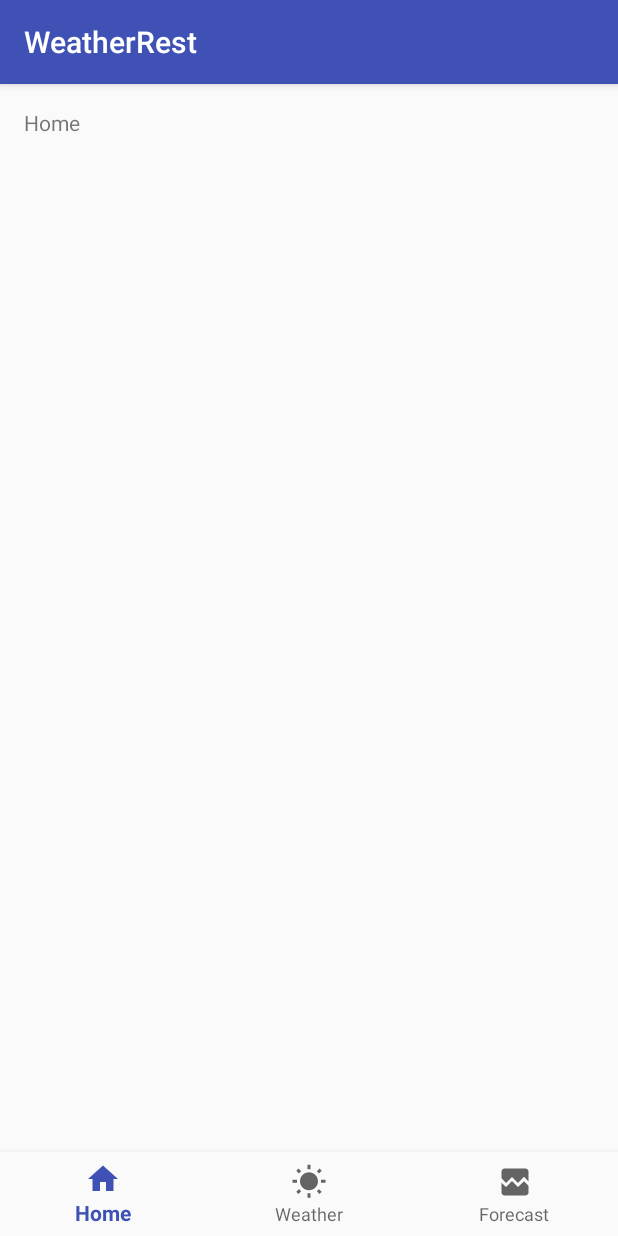
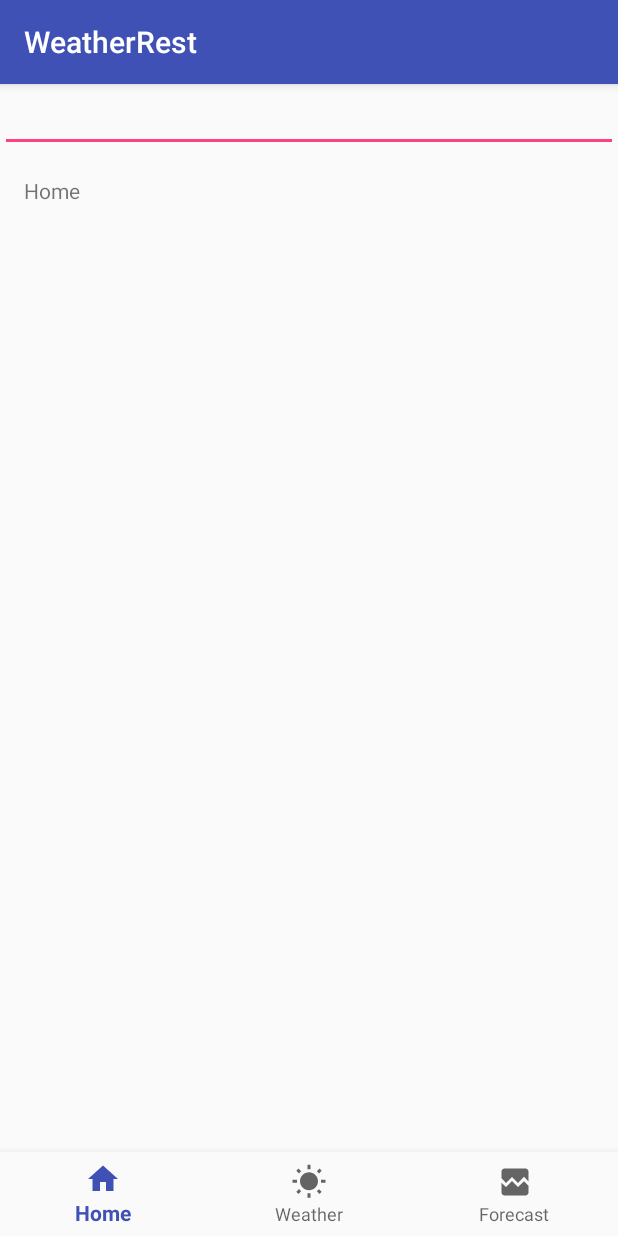
Before and after one commit to auval/WeatherRest, an Android app: the screen it shows after launch (MainActivity), on a phone screen of 412 x 824 dp. Run offline under Robolectric (Android 15) with nearby library versions, the phone set to English and light mode, and no system bars; our stand-ins replace ButterKnife.

```diff
--- a/app/build.gradle
+++ b/app/build.gradle
@@ -40,4 +40,8 @@ dependencies {
     // recyclerview
     compile 'com.android.support:recyclerview-v7:25.3.1'
 
+    // butterknife
+    compile 'com.jakewharton:butterknife:8.6.0'
+    annotationProcessor 'com.jakewharton:butterknife-compiler:8.6.0'
+
 }
--- a/app/src/main/java/com/mta/weatherrest/MainActivity.java
+++ b/app/src/main/java/com/mta/weatherrest/MainActivity.java
@@ -4,19 +4,29 @@ import android.os.Bundle;
 import android.support.annotation.NonNull;
 import android.support.design.widget.BottomNavigationView;
 import android.support.v7.app.AppCompatActivity;
+import android.support.v7.widget.AppCompatEditText;
+import android.view.KeyEvent;
 import android.view.MenuItem;
+import android.view.View;
 import android.widget.TextView;
 
 import com.mta.model.WeatherResponse;
 import com.mta.util.RetrofitClient;
 
+import butterknife.BindView;
+import butterknife.ButterKnife;
 import retrofit2.Call;
 import retrofit2.Callback;
 import retrofit2.Response;
 
 public class MainActivity extends AppCompatActivity {
 
-    private TextView mTextMessage;
+    @BindView(R.id.navigation)
+    BottomNavigationView navigation;// = (BottomNavigationView) findViewById(R.id.navigation);
+    @BindView(R.id.message)
+    TextView mTextMessage;
+    @BindView(R.id.location)
+    AppCompatEditText mWhere;
 
     private BottomNavigationView.OnNavigationItemSelectedListener mOnNavigationItemSelectedListener
             = new BottomNavigationView.OnNavigationItemSelectedListener() {
@@ -25,11 +35,13 @@ public class MainActivity extends AppCompatActivity {
         public boolean onNavigationItemSelected(@NonNull MenuItem item) {
             switch (item.getItemId()) {
                 case R.id.navigation_home:
-                    mTextMessage.setText(R.string.title_home);
+                    if (mWhere.getText().length() == 0) {
+                        mWhere.setText("Ramat Gan,il");
+                    }
+                    getWeather(mWhere.getText().toString());
                     return true;
                 case R.id.navigation_dashboard:
                     mTextMessage.setText(R.string.title_current_weather);
-                    getWeather();
                     return true;
                 case R.id.navigation_notifications:
                     mTextMessage.setText(R.string.title_notifications);
@@ -48,17 +60,17 @@ public class MainActivity extends AppCompatActivity {
      * paste here:
      * http://www.jsonschema2pojo.org/
      */
-    private void getWeather() {
+    private void getWeather(String city) {
         String baseUrl = getResources().getString(R.string.weather_base_url);
         String key = getResources().getString(R.string.weather_api_key);
 
         WeatherService weatherService = RetrofitClient.getClient(baseUrl).create(WeatherService.class);
 
-        Call<WeatherResponse> weather = weatherService.getWeather();
+        Call<WeatherResponse> weather = weatherService.getWeather(city);
         weather.enqueue(new Callback<WeatherResponse>() {
             @Override
             public void onResponse(Call<WeatherResponse> call, Response<WeatherResponse> response) {
-                mTextMessage.setText("It's "+response.body().getMain().getTemp()+" degrees currently in "+response.body().getName());
+                mTextMessage.setText("It's " + response.body().getMain().getTemp() + " degrees currently in " + response.body().getName());
             }
 
             @Override
@@ -74,9 +86,22 @@ public class MainActivity extends AppCompatActivity {
     protected void onCreate(Bundle savedInstanceState) {
         super.onCreate(savedInstanceState);
         setContentView(R.layout.activity_main);
+        ButterKnife.bind(this);
 
-        mTextMessage = (TextView) findViewById(R.id.message);
-        BottomNavigationView navigation = (BottomNavigationView) findViewById(R.id.navigation);
+        mWhere.setOnKeyListener(new View.OnKeyListener() {
+            @Override
+            public boolean onKey(View v, int keyCode, KeyEvent event) {
+                // If the event is a key-down event on the "enter" button
+                if ((event.getAction() == KeyEvent.ACTION_DOWN) &&
+                        (keyCode == KeyEvent.KEYCODE_ENTER)) {
+                    getWeather(mWhere.getText().toString());
+                    return true;
+                }
+                return false;
+            }
+        });
+//        mTextMessage = (TextView) findViewById(R.id.message);
+//        BottomNavigationView navigation = (BottomNavigationView) findViewById(R.id.navigation);
         navigation.setOnNavigationItemSelectedListener(mOnNavigationItemSelectedListener);
     }
 
--- a/app/src/main/java/com/mta/weatherrest/WeatherService.java
+++ b/app/src/main/java/com/mta/weatherrest/WeatherService.java
@@ -4,6 +4,7 @@ import com.mta.model.WeatherResponse;
 
 import retrofit2.Call;
 import retrofit2.http.GET;
+import retrofit2.http.Query;
 
 /**
  * Created by amir on 6/1/17.
@@ -14,4 +15,15 @@ public interface WeatherService {
     @GET("weather?q=Givatayim,il&appid=15cf9b712a8454b5fcd0670649018163&units=metric")
     Call<WeatherResponse> getWeather();
 
+    /**
+     * http://square.github.io/retrofit/2.x/retrofit/retrofit2/http/Query.html
+     *
+     * The @Query("q") annotation appends "&q=..the_city.." to the end of the GET command
+     *
+     * @param city
+     * @return
+     */
+    @GET("weather?appid=15cf9b712a8454b5fcd0670649018163&units=metric")
+    Call<WeatherResponse> getWeather(@Query("q") String city);
+
 }
--- a/app/src/main/res/layout/activity_main.xml
+++ b/app/src/main/res/layout/activity_main.xml
@@ -8,11 +8,17 @@
     android:orientation="vertical"
     tools:context="com.mta.weatherrest.MainActivity">
 
-    <FrameLayout
+    <LinearLayout
         android:id="@+id/content"
         android:layout_width="match_parent"
         android:layout_height="0dp"
-        android:layout_weight="1">
+        android:layout_weight="1"
+        android:orientation="vertical">
+
+        <android.support.v7.widget.AppCompatEditText
+            android:id="@+id/location"
+            android:layout_width="match_parent"
+            android:layout_height="wrap_content" />
 
         <TextView
             android:id="@+id/message"
@@ -24,7 +30,7 @@
             android:layout_marginTop="@dimen/activity_vertical_margin"
             android:text="@string/title_home" />
 
-    </FrameLayout>
+    </LinearLayout>
 
     <android.support.design.widget.BottomNavigationView
         android:id="@+id/navigation"
```
Also changed, not shown: app/src/main/java/com/mta/model/Wind.java (+4 -3 lines).
